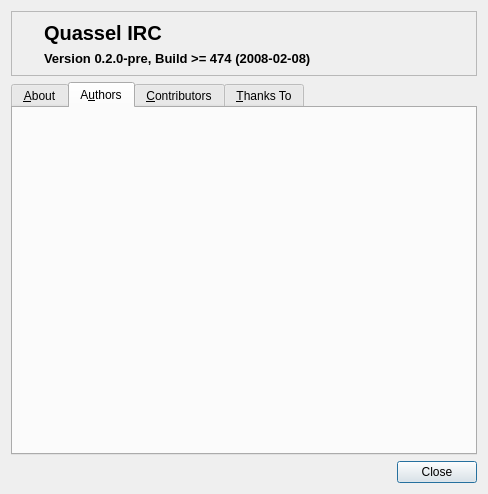
Old version of the form src/mobileui/ui/aboutdlg.ui in the repository raininja/quassel2go.
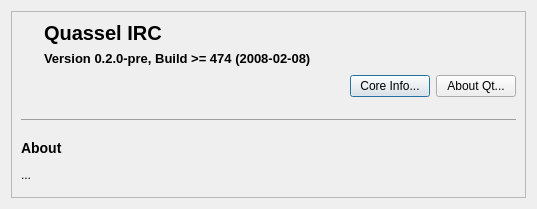
New version of the form. The open tabs and pages were chosen to show the change. Icons and pictures are not drawn.

What changed in the file:
```diff
--- a/src/mobileui/ui/aboutdlg.ui
+++ b/src/mobileui/ui/aboutdlg.ui
@@ -9,10 +9,16 @@
    <rect>
     <x>0</x>
     <y>0</y>
-    <width>488</width>
-    <height>494</height>
+    <width>537</width>
+    <height>209</height>
    </rect>
   </property>
+  <property name="sizePolicy">
+   <sizepolicy hsizetype="Preferred" vsizetype="MinimumExpanding">
+    <horstretch>0</horstretch>
+    <verstretch>0</verstretch>
+   </sizepolicy>
+  </property>
   <property name="windowTitle">
    <string>About Quassel</string>
   </property>
@@ -20,16 +26,28 @@
    <iconset>
     <normaloff>:/quassel/16x16/apps/quassel.png</normaloff>:/quassel/16x16/apps/quassel.png</iconset>
   </property>
-  <layout class="QVBoxLayout">
+  <layout class="QHBoxLayout" name="horizontalLayout">
    <item>
-    <widget class="QFrame" name="frame">
-     <property name="frameShape">
-      <enum>QFrame::StyledPanel</enum>
+    <widget class="QScrollArea" name="scrollArea">
+     <property name="sizePolicy">
+      <sizepolicy hsizetype="Expanding" vsizetype="MinimumExpanding">
+       <horstretch>0</horstretch>
+       <verstretch>0</verstretch>
+      </sizepolicy>
      </property>
-     <property name="frameShadow">
-      <enum>QFrame::Sunken</enum>
+     <property name="widgetResizable">
+      <bool>true</bool>
      </property>
-     <layout class="QVBoxLayout">
+     <widget class="QWidget" name="scrollAreaWidgetContents">
+      <property name="geometry">
+       <rect>
+        <x>0</x>
+        <y>0</y>
+        <width>523</width>
+        <height>195</height>
+       </rect>
+      </property>
+      <layout class="QVBoxLayout" name="verticalLayout">
       <item>
        <layout class="QHBoxLayout">
         <item>
@@ -102,116 +120,77 @@
         </item>
        </layout>
       </item>
-     </layout>
-    </widget>
-   </item>
    <item>
-    <widget class="QTabWidget" name="tabWidget">
-     <property name="currentIndex">
-      <number>0</number>
-     </property>
-     <widget class="QWidget" name="aboutTab">
-      <attribute name="title">
-       <string>&amp;About</string>
-      </attribute>
-      <layout class="QVBoxLayout">
+        <layout class="QHBoxLayout" name="horizontalLayout_2">
        <item>
-        <widget class="QTextBrowser" name="aboutTextBrowser">
-         <property name="styleSheet">
-          <string notr="true">QTextBrowser { background:transparent;}</string>
-         </property>
-         <property name="frameShape">
-          <enum>QFrame::NoFrame</enum>
-         </property>
-         <property name="openExternalLinks">
-          <bool>true</bool>
-         </property>
-        </widget>
-       </item>
-      </layout>
-     </widget>
-     <widget class="QWidget" name="authorsTab">
-      <attribute name="title">
-       <string>A&amp;uthors</string>
-      </attribute>
-      <layout class="QVBoxLayout">
-       <item>
-        <widget class="QTextBrowser" name="authorTextBrowser">
-         <property name="styleSheet">
-          <string notr="true">QTextBrowser { background:transparent;}</string>
-         </property>
-         <property name="frameShape">
-          <enum>QFrame::NoFrame</enum>
-         </property>
-         <property name="openExternalLinks">
-          <bool>true</bool>
-         </property>
-        </widget>
-       </item>
-      </layout>
-     </widget>
-     <widget class="QWidget" name="tab_2">
-      <attribute name="title">
-       <string>&amp;Contributors</string>
-      </attribute>
-      <layout class="QVBoxLayout">
-       <item>
-        <widget class="QTextBrowser" name="contributorTextBrowser">
-         <property name="styleSheet">
-          <string notr="true">QTextBrowser { background:transparent;}</string>
-         </property>
-         <property name="frameShape">
-          <enum>QFrame::NoFrame</enum>
-         </property>
-         <property name="openExternalLinks">
-          <bool>true</bool>
-         </property>
-        </widget>
-       </item>
-      </layout>
-     </widget>
-     <widget class="QWidget" name="tab">
-      <attribute name="title">
-       <string>&amp;Thanks To</string>
-      </attribute>
-      <layout class="QVBoxLayout">
-       <item>
-        <widget class="QTextBrowser" name="thanksToTextBrowser">
-         <property name="styleSheet">
-          <string notr="true">QTextBrowser { background:transparent;}</string>
-         </property>
-         <property name="frameShape">
-          <enum>QFrame::NoFrame</enum>
-         </property>
-         <property name="openExternalLinks">
-          <bool>true</bool>
-         </property>
-        </widget>
-       </item>
-      </layout>
-     </widget>
-    </widget>
-   </item>
-   <item>
-    <widget class="QDialogButtonBox" name="buttonBox">
+          <spacer name="spacer">
      <property name="orientation">
       <enum>Qt::Horizontal</enum>
      </property>
-     <property name="standardButtons">
-      <set>QDialogButtonBox::Close</set>
-     </property>
-    </widget>
-   </item>
-  </layout>
- </widget>
- <tabstops>
-  <tabstop>tabWidget</tabstop>
-  <tabstop>aboutTextBrowser</tabstop>
-  <tabstop>authorTextBrowser</tabstop>
-  <tabstop>contributorTextBrowser</tabstop>
-  <tabstop>thanksToTextBrowser</tabstop>
-  <tabstop>buttonBox</tabstop>
- </tabstops>
+           <property name="sizeHint" stdset="0">
+            <size>
+             <width>288</width>
+             <height>28</height>
+            </size>
+           </property>
+          </spacer>
+         </item>
+         <item>
+          <widget class="QPushButton" name="coreInfoButton">
+           <property name="text">
+            <string>Core Info...</string>
+           </property>
+          </widget>
+         </item>
+         <item>
+          <widget class="QPushButton" name="aboutQtButton">
+           <property name="text">
+            <string>About Qt...</string>
+           </property>
+          </widget>
+         </item>
+        </layout>
+       </item>
+       <item>
+        <widget class="QLabel" name="aboutTextLabel">
+         <property name="sizePolicy">
+          <sizepolicy hsizetype="Preferred" vsizetype="MinimumExpanding">
+           <horstretch>0</horstretch>
+           <verstretch>0</verstretch>
+          </sizepolicy>
+         </property>
+         <property name="font">
+          <font/>
+         </property>
+         <property name="text">
+          <string>&lt;!DOCTYPE HTML PUBLIC &quot;-//W3C//DTD HTML 4.0//EN&quot; &quot;http://www.w3.org/TR/REC-html40/strict.dtd&quot;&gt;
+&lt;html&gt;&lt;head&gt;&lt;meta name=&quot;qrichtext&quot; content=&quot;1&quot; /&gt;&lt;style type=&quot;text/css&quot;&gt;
+p, li { white-space: pre-wrap; }
+&lt;/style&gt;&lt;/head&gt;&lt;body style=&quot; font-family:'DejaVu Sans'; font-size:9pt; font-weight:400; font-style:normal;&quot;&gt;
+&lt;hr /&gt;
+&lt;p style=&quot; margin-top:14px; margin-bottom:12px; margin-left:0px; margin-right:0px; -qt-block-indent:0; text-indent:0px;&quot;&gt;&lt;span style=&quot; font-size:large; font-weight:600;&quot;&gt;About&lt;/span&gt;&lt;/p&gt;
+&lt;p style=&quot; margin-top:0px; margin-bottom:0px; margin-left:0px; margin-right:0px; -qt-block-indent:0; text-indent:0px;&quot;&gt;...&lt;/p&gt;&lt;/body&gt;&lt;/html&gt;</string>
+         </property>
+         <property name="textFormat">
+          <enum>Qt::RichText</enum>
+         </property>
+         <property name="wordWrap">
+          <bool>true</bool>
+         </property>
+         <property name="openExternalLinks">
+          <bool>true</bool>
+         </property>
+         <property name="textInteractionFlags">
+          <set>Qt::LinksAccessibleByMouse</set>
+         </property>
+        </widget>
+       </item>
+      </layout>
+     </widget>
+    </widget>
+   </item>
+  </layout>
+ </widget>
  <resources/>
  <connections>
   <connection>
```
Left out of the diff: 35 changed lines with no effect on the pictures. Lines whose indentation alone changed are shown as unchanged.
